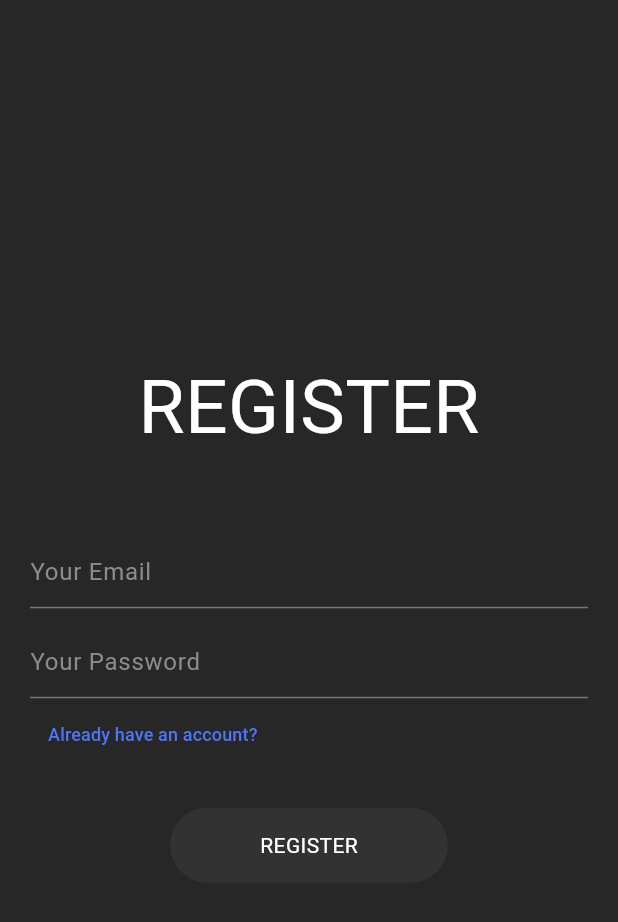
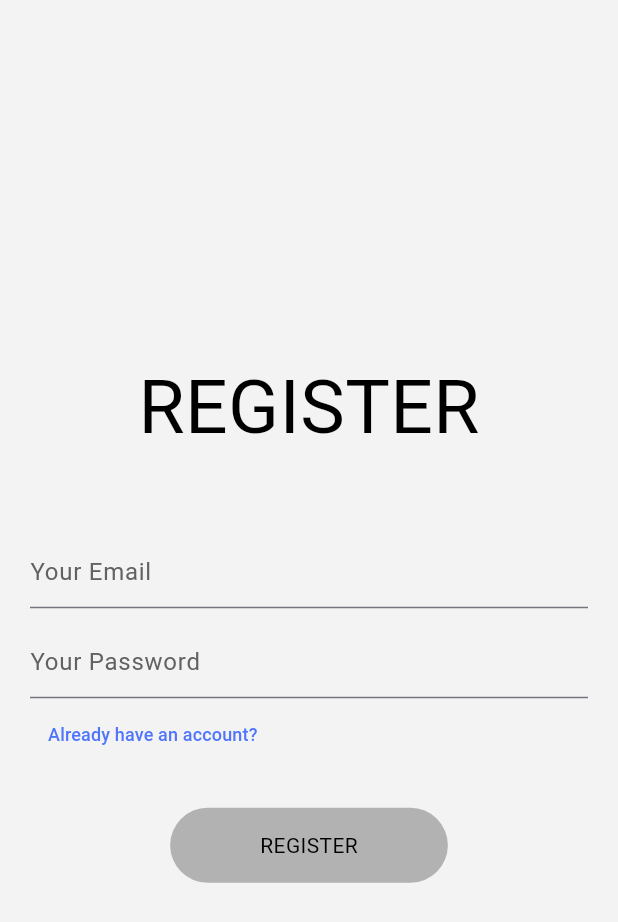
Before and after one commit to Verrino/flux, a Flutter app: the screen it shows after launch, after a tap on an icon or button, on a phone screen of 412 x 824 dp. Shown: the top 922 px of the screen. Run offline on Flutter 3.47's test engine with Material 3 defaults, Android fonts, the phone set to English and light mode, and no system bars; our stand-ins replace firebase_auth, firebase_core, shared_preferences; accounts and stored records are empty; generated files the repository leaves out were written again; network calls fail.

```diff
--- a/lib/main.dart
+++ b/lib/main.dart
@@ -4,12 +4,14 @@ import 'package:flux/firebase_options.dart';
 import 'package:flux/screens/authentications/login_screen.dart';
 import 'package:flux/screens/authentications/register_screen.dart';
 import 'package:flux/screens/launch_app_screen.dart';
+import 'package:shared_preferences/shared_preferences.dart';
 
 void main() async {
   WidgetsFlutterBinding.ensureInitialized();
   await Firebase.initializeApp(
     options: DefaultFirebaseOptions.currentPlatform,
   );
+  await SharedPreferences.getInstance();
   runApp(const MainApp());
 }
 
@@ -21,7 +23,7 @@ class MainApp extends StatelessWidget {
     return MaterialApp(
       initialRoute: 'launch',
       routes: {
-        'launch': (context) => LaunchAppScreen(),
+        'launch': (context) => const LaunchAppScreen(),
         'login': (context) => const LoginScreen(),
         'register': (context) => const RegisterScreen(),
       },
--- a/lib/screens/authentications/login_screen.dart
+++ b/lib/screens/authentications/login_screen.dart
@@ -1,5 +1,8 @@
+import 'package:firebase_auth/firebase_auth.dart';
 import 'package:flutter/material.dart';
 import 'package:flux/color_pallete.dart';
+import 'package:flux/services/authentication_service.dart';
+import 'package:shared_preferences/shared_preferences.dart';
 
 class LoginScreen extends StatefulWidget {
   const LoginScreen({super.key});
@@ -12,14 +15,45 @@ class _LoginScreenState extends State<LoginScreen> {
   final TextEditingController _emailController = TextEditingController();
   final TextEditingController _passwordController = TextEditingController();
 
-  final ColorPallete colorPallete =
-      1 == 1 ? DarkModeColorPallete() : LightModeColorPallete();
+  late ColorPallete colorPallete;
+  late SharedPreferences prefs;
 
-  void loginUser() {}
+  bool _isLoading = true;
+
+  void loginUser() async {
+    try {
+      await AuthenticationService.login(
+          _emailController.text, _passwordController.text);
+
+      if (FirebaseAuth.instance.currentUser != null) {}
+    } catch (e) {
+      print(e);
+    }
+  }
+
+  @override
+  void initState() {
+    super.initState();
+    initialize();
+  }
+
+  void initialize() async {
+    prefs = await SharedPreferences.getInstance().then((value) {
+      colorPallete = value.getBool('isDarkMode') ?? false
+          ? DarkModeColorPallete()
+          : LightModeColorPallete();
+      setState(() {
+        _isLoading = false;
+      });
+      return value;
+    });
+  }
 
   @override
   Widget build(BuildContext context) {
-    return Scaffold(
+    return _isLoading
+        ? const Center(child: CircularProgressIndicator())
+        : Scaffold(
             backgroundColor: colorPallete.backgroundColor,
             body: Padding(
               padding: const EdgeInsets.symmetric(horizontal: 20),
@@ -90,9 +124,12 @@ class _LoginScreenState extends State<LoginScreen> {
                   ),
                   const SizedBox(height: 25),
                   GestureDetector(
+                    onTap: () {
+                      loginUser();
+                    },
                     child: Container(
-                padding:
-                    const EdgeInsets.symmetric(vertical: 15, horizontal: 60),
+                      padding: const EdgeInsets.symmetric(
+                          vertical: 15, horizontal: 60),
                       decoration: BoxDecoration(
                         color: colorPallete.buttonColor,
                         borderRadius: BorderRadius.circular(30),
--- a/lib/screens/authentications/register_screen.dart
+++ b/lib/screens/authentications/register_screen.dart
@@ -1,5 +1,8 @@
+import 'package:firebase_auth/firebase_auth.dart';
 import 'package:flutter/material.dart';
 import 'package:flux/color_pallete.dart';
+import 'package:flux/services/authentication_service.dart';
+import 'package:shared_preferences/shared_preferences.dart';
 
 class RegisterScreen extends StatefulWidget {
   const RegisterScreen({super.key});
@@ -12,16 +15,45 @@ class _RegisterScreenState extends State<RegisterScreen> {
   final TextEditingController _emailController = TextEditingController();
   final TextEditingController _passwordController = TextEditingController();
 
-  final ColorPallete colorPallete =
-      1 == 1 ? DarkModeColorPallete() : LightModeColorPallete();
+  late ColorPallete colorPallete;
+  late SharedPreferences prefs;
 
-  void registerUser() {
-    try {} catch (e) {}
+  bool _isLoading = true;
+
+  void registerUser() async {
+    try {
+      await AuthenticationService.register(
+          _emailController.text, _passwordController.text);
+
+      if (FirebaseAuth.instance.currentUser != null) {}
+    } catch (e) {
+      print(e);
+    }
+  }
+
+  @override
+  void initState() {
+    super.initState();
+    initialize();
+  }
+
+  void initialize() async {
+    prefs = await SharedPreferences.getInstance().then((value) {
+      colorPallete = value.getBool('isDarkMode') ?? false
+          ? DarkModeColorPallete()
+          : LightModeColorPallete();
+      setState(() {
+        _isLoading = false;
+      });
+      return value;
+    });
   }
 
   @override
   Widget build(BuildContext context) {
-    return Scaffold(
+    return _isLoading
+        ? const Center(child: CircularProgressIndicator())
+        : Scaffold(
             backgroundColor: colorPallete.backgroundColor,
             body: Padding(
               padding: const EdgeInsets.symmetric(horizontal: 20),
@@ -82,9 +114,12 @@ class _RegisterScreenState extends State<RegisterScreen> {
                   ),
                   const SizedBox(height: 25),
                   GestureDetector(
+                    onTap: () {
+                      registerUser();
+                    },
                     child: Container(
-                padding:
-                    const EdgeInsets.symmetric(vertical: 15, horizontal: 60),
+                      padding: const EdgeInsets.symmetric(
+                          vertical: 15, horizontal: 60),
                       decoration: BoxDecoration(
                         color: colorPallete.buttonColor,
                         borderRadius: BorderRadius.circular(30),
--- a/lib/screens/launch_app_screen.dart
+++ b/lib/screens/launch_app_screen.dart
@@ -1,25 +1,54 @@
 import 'package:flutter/material.dart';
 import 'package:flux/color_pallete.dart';
+import 'package:shared_preferences/shared_preferences.dart';
 
-class LaunchAppScreen extends StatelessWidget {
-  LaunchAppScreen({super.key});
+class LaunchAppScreen extends StatefulWidget {
+  const LaunchAppScreen({super.key});
+  @override
+  State<LaunchAppScreen> createState() => _LaunchAppScreenState();
+}
 
-  final ColorPallete colorPallete =
-      1 == 1 ? DarkModeColorPallete() : LightModeColorPallete();
+class _LaunchAppScreenState extends State<LaunchAppScreen> {
+  late SharedPreferences prefs;
+  late ColorPallete colorPallete;
+
+  bool _isLoading = true;
+
+  @override
+  void initState() {
+    super.initState();
+    initialize();
+  }
+
+  void initialize() async {
+    prefs = await SharedPreferences.getInstance().then((value) {
+      colorPallete = value.getBool('isDarkMode') ?? false
+          ? DarkModeColorPallete()
+          : LightModeColorPallete();
+      setState(() {
+        _isLoading = false;
+      });
+      return value;
+    });
+  }
 
   @override
   Widget build(BuildContext context) {
     Future.delayed(const Duration(seconds: 5)).then(
       (value) {
-        Navigator.pushNamed(context, 'login');
+        Navigator.popAndPushNamed(context, 'login');
       },
     );
 
-    return Scaffold(
-      backgroundColor: colorPallete.backgroundColor,
-      body: Center(
-        child: Image.asset('assets/images/logo.png'),
-      ),
-    );
+    return _isLoading
+        ? const Center(
+            child: CircularProgressIndicator(),
+          )
+        : Scaffold(
+            backgroundColor: colorPallete.backgroundColor,
+            body: Center(
+              child: Image.asset('assets/images/logo.png'),
+            ),
+          );
   }
 }
```
Lines whose indentation alone changed are shown as unchanged.
